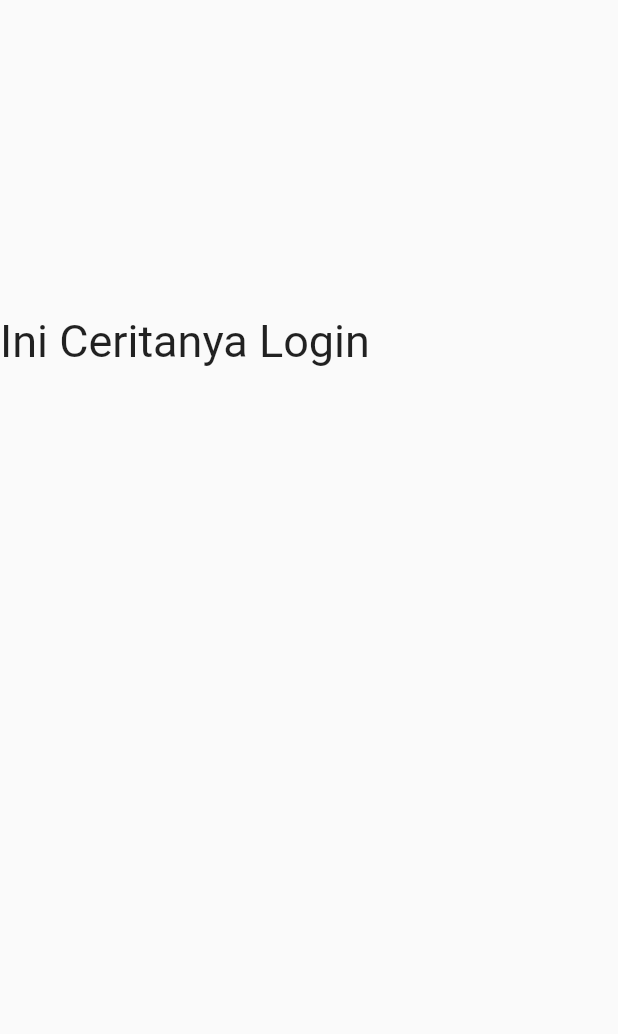
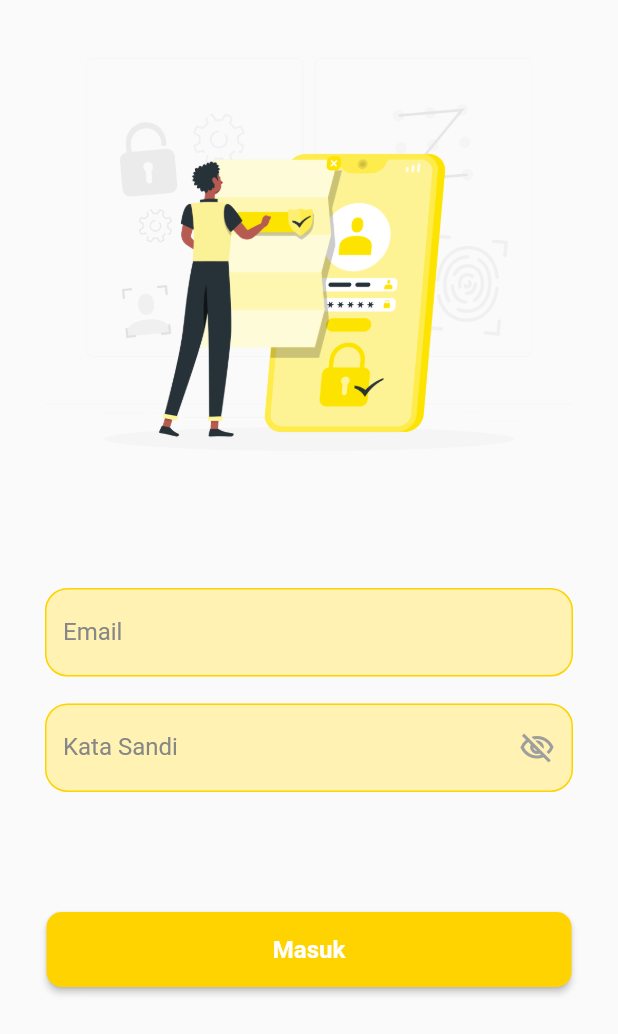
Before and after one commit to Bila18/Scheduller_Mobile, a Flutter app: the screen it shows after launch, after a tap on "Lewati", on a phone screen of 412 x 824 dp. Shown: the top 1034 px of the screen. Run offline on Flutter 3.47's test engine with Material 2 defaults, Android fonts, the light colour scheme and no system bars.

Commit message:
Slicing ui login

```diff
--- a/scheduller_mobile/lib/views/login_view.dart
+++ b/scheduller_mobile/lib/views/login_view.dart
@@ -1,18 +1,128 @@
 import 'package:flutter/material.dart';
+import 'package:scheduller_mobile/utils/color_pallete.dart';
+import 'package:scheduller_mobile/utils/typography.dart';
 
-class LoginView extends StatelessWidget {
+class LoginView extends StatefulWidget {
   const LoginView({super.key});
 
   @override
+  State<LoginView> createState() => _LoginViewState();
+}
+
+class _LoginViewState extends State<LoginView> {
+  final GlobalKey<FormState> _formKey = GlobalKey<FormState>();
+  final TextEditingController _email = TextEditingController();
+  final TextEditingController _password = TextEditingController();
+  bool showPassword = false;
+  @override
   Widget build(BuildContext context) {
     return Scaffold(
-      body: Column(
-        children: [
-          Text(
-            'Ini Ceritanya Login',
-            style: TextStyle(height: 10, fontSize: 30),
-          )
-        ],
+      body: Padding(
+        padding: const EdgeInsets.symmetric(horizontal: 30),
+        child: SingleChildScrollView(
+          keyboardDismissBehavior: ScrollViewKeyboardDismissBehavior.onDrag,
+          child: Column(
+            children: [
+              SafeArea(
+                child: Image.asset(
+                  'assets/login.png',
+                  fit: BoxFit.fitHeight,
+                ),
+              ),
+              const SizedBox(
+                height: 40,
+              ),
+              Form(
+                key: _formKey,
+                child: Column(
+                  children: [
+                    TextFormField(
+                      controller: _email,
+                      keyboardType: TextInputType.emailAddress,
+                      textInputAction: TextInputAction.next,
+                      decoration: InputDecoration(
+                        labelText: 'Email',
+                        labelStyle: const TextStyle(
+                          color: Color(0xFF878787),
+                        ),
+                        floatingLabelBehavior: FloatingLabelBehavior.never,
+                        filled: true,
+                        fillColor: ColorPallete.formField,
+                        border: InputBorder.none,
+                        enabledBorder: OutlineInputBorder(
+                          borderSide: BorderSide(
+                            width: 1,
+                            color: ColorPallete.primary,
+                          ),
+                          borderRadius: BorderRadius.circular(15),
+                        ),
+                      ),
+                    ),
+                    const SizedBox(
+                      height: 18,
+                    ),
+                    TextFormField(
+                      controller: _password,
+                      keyboardType: TextInputType.visiblePassword,
+                      textInputAction: TextInputAction.done,
+                      decoration: InputDecoration(
+                        labelText: 'Kata Sandi',
+                        labelStyle: const TextStyle(
+                          color: Color(0xFF878787),
+                        ),
+                        floatingLabelBehavior: FloatingLabelBehavior.never,
+                        filled: true,
+                        fillColor: ColorPallete.formField,
+                        border: InputBorder.none,
+                        enabledBorder: OutlineInputBorder(
+                          borderSide: BorderSide(
+                            width: 1,
+                            color: ColorPallete.primary,
+                          ),
+                          borderRadius: BorderRadius.circular(15),
+                        ),
+                        suffixIcon: IconButton(
+                          onPressed: () {
+                            setState(() {
+                              showPassword = !showPassword;
+                            });
+                          },
+                          icon: Icon(
+                            showPassword
+                                ? Icons.visibility_outlined
+                                : Icons.visibility_off_outlined,
+                            color: Colors.grey,
+                          ),
+                        ),
+                      ),
+                      obscureText: showPassword,
+                    ),
+                    const SizedBox(
+                      height: 80,
+                    ),
+                    ElevatedButton(
+                      onPressed: () {},
+                      style: ElevatedButton.styleFrom(
+                        fixedSize: const Size(350, 50),
+                        backgroundColor: ColorPallete.primary,
+                        shape: RoundedRectangleBorder(
+                          borderRadius: BorderRadius.circular(10),
+                        ),
+                      ),
+                      child: Padding(
+                        padding: const EdgeInsets.all(15),
+                        child: Text(
+                          'Masuk',
+                          style: TypographyRoboto.next,
+                        ),
+                      ),
+                    ),
+                  ],
+                ),
+              ),
+            ],
+          ),
+        ),
       ),
     );
   }
```
Also changed, not shown: scheduller_mobile/assets/login.png (added), scheduller_mobile/assets/logout.png (added).
